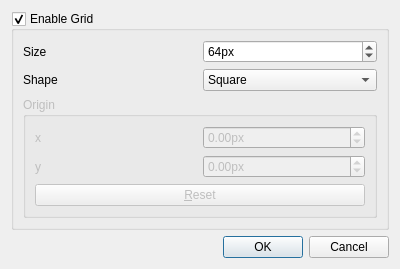
mbasaglia/Knotter, file src/dialogs/gridconfig.ui: the form before one commit.
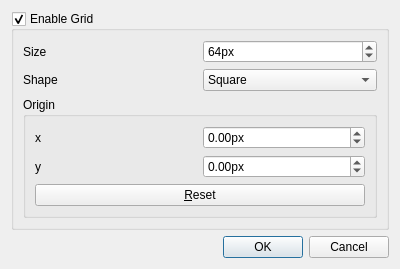
The form after the commit. Icons and pictures are not drawn.

What changed in the file:
```diff
--- a/src/dialogs/gridconfig.ui
+++ b/src/dialogs/gridconfig.ui
@@ -84,9 +84,6 @@
       </item>
       <item row="2" column="0" colspan="2">
        <widget class="QGroupBox" name="groupBox">
-        <property name="enabled">
-         <bool>false</bool>
-        </property>
         <property name="title">
          <string>Origin</string>
         </property>
```
Left out of the diff: 8 changed lines with no effect on the pictures.
